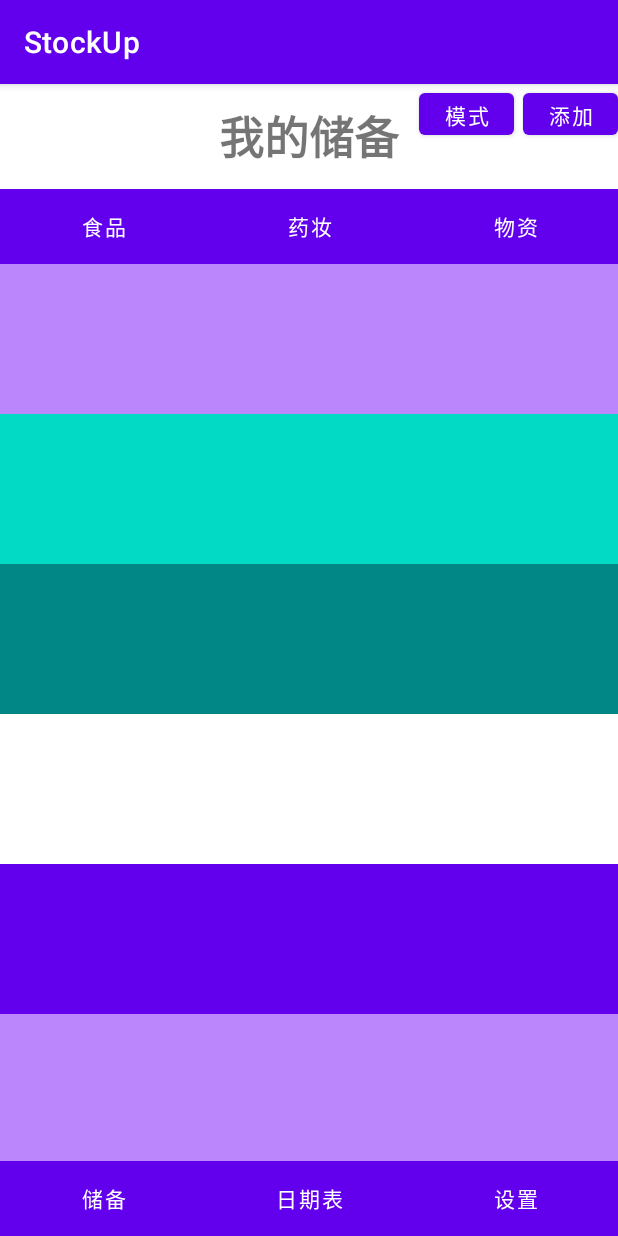
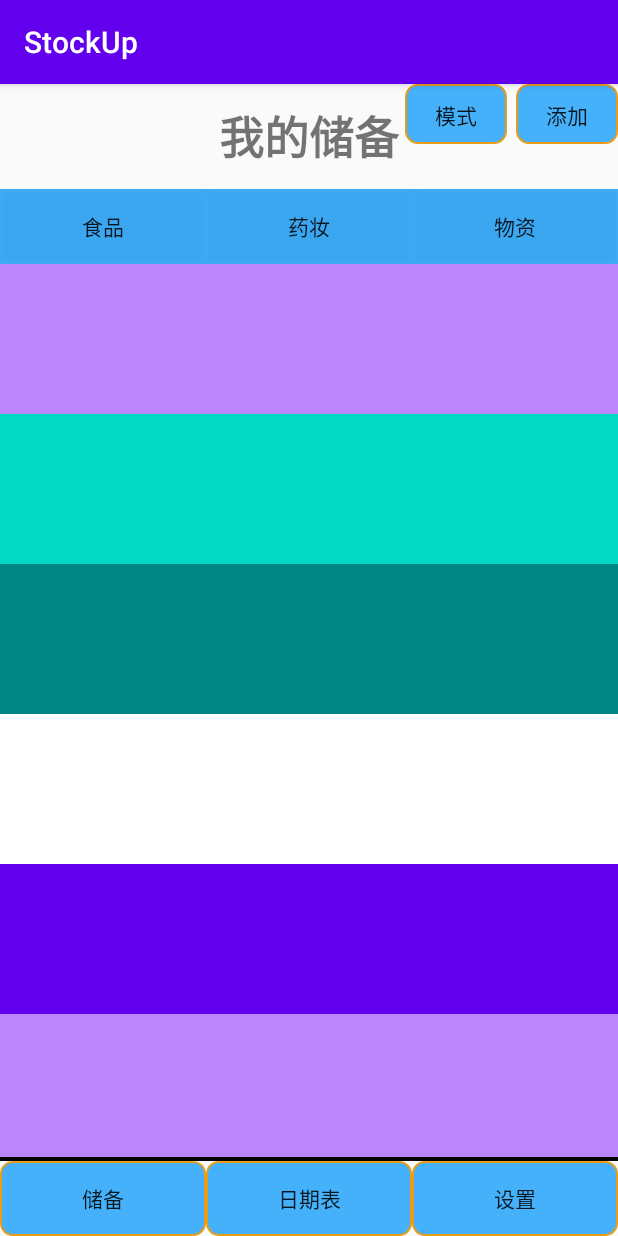
Before and after one commit to 13-pieces-teen/StockUp, an Android app: the screen it shows after launch (MainActivity), on a phone screen of 412 x 824 dp. Run offline under Robolectric (Android 15) with nearby library versions, the phone set to English and light mode, and no system bars.

Commit message:
修改了部分按钮//调试一下merge功能

```diff
--- /dev/null
+++ b/app/src/main/res/drawable/button.xml
@@ -0,0 +1,23 @@
+<?xml version="1.0" encoding="utf-8"?>
+<selector xmlns:android="http://schemas.android.com/apk/res/android">
+    <item  android:state_pressed="true">
+        <shape android:shape="rectangle">
+            <!-- 圆角的度数-->
+            <corners android:radius="6dp" />
+            <!-- 设置按钮中的文字与边框的距离-->
+            <padding android:bottom="10dp" android:left="20dp" android:right="20dp" android:top="10dp" />
+            <!-- 背景色-->
+            <solid android:color="#E33E33" />
+            <!-- 边框色-->
+            <stroke android:width="1dp" android:color="#000000" />
+        </shape>>
+    </item>
+    <item >
+        <shape android:shape="rectangle">
+            <corners android:radius="8dp"/>
+            <solid android:color="#B90497FD"/>
+            <stroke android:width="1dp" android:color="#E89C17" />
+        </shape>
+    </item>
+
+</selector>
--- a/app/src/main/res/layout/activity_main.xml
+++ b/app/src/main/res/layout/activity_main.xml
@@ -18,27 +18,28 @@
             android:gravity="center"
             android:text="我的储备"
             android:textSize="30dp"
-            android:textStyle="bold">
-        </TextView>
+            android:textStyle="bold"></TextView>
 
         <!-- 模式切换按钮-->
         <Button
             android:id="@+id/btn_show"
-            android:layout_width="63dp"
+            android:layout_width="68dp"
             android:layout_height="40dp"
             android:layout_marginEnd="6dp"
             android:layout_toStartOf="@+id/btn_add"
-            android:text="模式">
+            android:text="模式"
+            android:background="@drawable/button">
         </Button>
 
         <!-- 添加物品按钮-->
         <Button
             android:id="@+id/btn_add"
-            android:layout_width="63dp"
+            android:layout_width="68dp"
             android:layout_height="40dp"
             android:layout_alignParentEnd="true"
             android:layout_marginEnd="0dp"
-            android:text="添加">
+            android:text="添加"
+            android:background="@drawable/button">
         </Button>
 
     </RelativeLayout>
@@ -56,21 +57,21 @@
             tools:ignore="MissingConstraints">
 
             <Button
-                android:background="@color/white"
+                android:background="@color/bule"
                 android:layout_weight="1"
                 android:text="食品"
                 android:layout_width="match_parent"
                 android:layout_height="match_parent">
             </Button>
             <Button
-                android:background="@color/white"
+                android:background="@color/bule"
                 android:layout_weight="1"
                 android:text="药妆"
                 android:layout_width="match_parent"
                 android:layout_height="match_parent">
             </Button>
             <Button
-                android:background="@color/white"
+                android:background="@color/bule"
                 android:layout_weight="1"
                 android:text="物资"
                 android:layout_width="match_parent"
@@ -110,10 +111,11 @@
                     android:layout_height="100dp"
                     android:background="@color/purple_500">
                 </LinearLayout>
-                <LinearLayout android:layout_width="match_parent"
-                    android:layout_height="100dp"
-                    android:background="@color/purple_200">
-                </LinearLayout>
+
+                <LinearLayout
+                    android:layout_width="match_parent"
+                    android:layout_height="95dp"
+                    android:background="@color/purple_200"></LinearLayout>
                 <LinearLayout android:layout_width="match_parent"
                     android:layout_height="100dp"
                     android:background="@color/black">
@@ -150,7 +152,8 @@
             tools:ignore="MissingConstraints">
 
             <Button
-                android:background="@color/white"
+                android:background="@drawable/button"
+                android:id="@+id/btn_storage"
                 android:layout_weight="1"
                 android:text="储备"
                 android:layout_width="match_parent"
@@ -158,16 +161,18 @@
             </Button>
 
             <Button
-                android:background="@color/white"
+                android:background="@drawable/button"
                 android:layout_weight="1"
+                android:id="@+id/btn_date"
                 android:text="日期表"
                 android:layout_width="match_parent"
                 android:layout_height="match_parent">
             </Button>
 
             <Button
-                android:background="@color/white"
+                android:background="@drawable/button"
                 android:layout_weight="1"
+                android:id="@+id/btn_setting"
                 android:text="设置"
                 android:layout_width="match_parent"
                 android:layout_height="match_parent">
--- a/app/src/main/res/values/colors.xml
+++ b/app/src/main/res/values/colors.xml
@@ -7,4 +7,5 @@
     <color name="teal_700">#FF018786</color>
     <color name="black">#FF000000</color>
     <color name="white">#FFFFFFFF</color>
+    <color name="bule">#B90497FD</color>
 </resources>
--- a/app/src/main/res/values/themes.xml
+++ b/app/src/main/res/values/themes.xml
@@ -1,6 +1,6 @@
 <resources xmlns:tools="http://schemas.android.com/tools">
     <!-- Base application theme. -->
-    <style name="Theme.StockUp" parent="Theme.MaterialComponents.DayNight.DarkActionBar">
+    <style name="Theme.StockUp" parent="Theme.MaterialComponents.DayNight.DarkActionBar.Bridge">
         <!-- Primary brand color. -->
         <item name="colorPrimary">@color/purple_500</item>
         <item name="colorPrimaryVariant">@color/purple_700</item>
```
